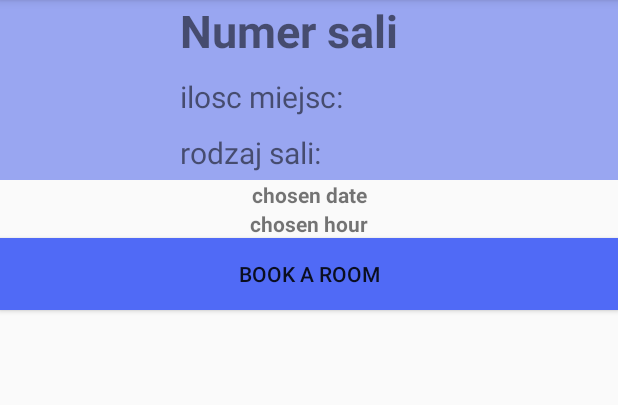
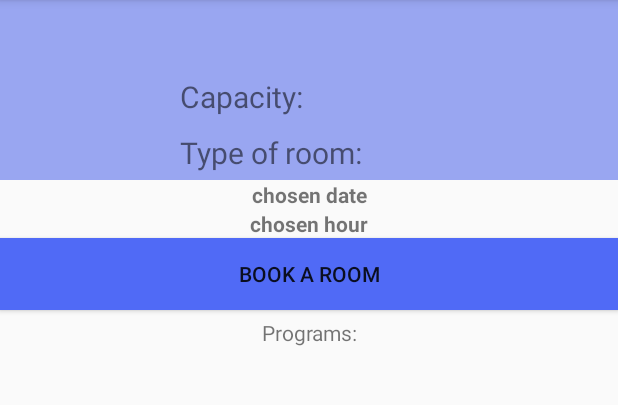
Before and after one commit to Plastuszko/Projekt_licencjacki, an Android app: the Sala screen opened directly, with no data from a screen before it, on a phone screen of 412 x 824 dp, the part 84-489 px from its top. Run offline under Robolectric (Android 15) with nearby library versions, the phone set to English and light mode, and no system bars.

Commit message:
cosmetic stuff

```diff
--- a/app/src/main/java/com/example/projekt_licencjacki/Sala.kt
+++ b/app/src/main/java/com/example/projekt_licencjacki/Sala.kt
@@ -33,7 +33,7 @@ class Sala: AppCompatActivity() {
     }
     //koniec menu
     private lateinit var binding: SalaViewBinding
-    private val formatter = SimpleDateFormat("MMM. dd, yyyy")
+    private val formatter = SimpleDateFormat("dd.MM.yyyy")
     override fun onCreate(savedInstanceState: Bundle?) {
         super.onCreate(savedInstanceState)
         binding = SalaViewBinding.inflate(layoutInflater)
@@ -44,13 +44,13 @@ class Sala: AppCompatActivity() {
         }
 
         if(intent.hasExtra("NUMER_SALI")){
-            binding.numerSali.text=intent.getStringExtra("NUMER_SALI")
+            binding.roomNumber.text=intent.getStringExtra("NUMER_SALI")
         }
         if(intent.hasExtra("ILOSC_MIEJSC")){
-            binding.capacity.text=intent.getStringExtra("ILOSC_MIEJSC")
+            binding.capacity.text=binding.capacity.text.toString() +" " + intent.getStringExtra("ILOSC_MIEJSC")
         }
         if(intent.hasExtra("RODZAJ_SALI")){
-            binding.typeOfRoom.text=intent.getStringExtra("RODZAJ_SALI")
+            binding.typeOfRoom.text=binding.typeOfRoom.text.toString()+" "+intent.getStringExtra("RODZAJ_SALI")
         }
         if(intent.hasExtra("CHOSEN_DATE")){
             displayFormattedDate(intent.getLongExtra("CHOSEN_DATE",0))
--- a/app/src/main/java/com/example/projekt_licencjacki/list_of_rooms.kt
+++ b/app/src/main/java/com/example/projekt_licencjacki/list_of_rooms.kt
@@ -62,7 +62,7 @@ class list_of_rooms: AppCompatActivity(), DatePickerDialog.OnDateSetListener {
     var rooms_types= ArrayList<String>()
     var rooms_capacities=ArrayList<String>()
     //↓↓ustawia format wyświetlanej daty
-    private val formatter =SimpleDateFormat("MMM. dd, yyyy")
+    private val formatter =SimpleDateFormat("dd.MM.yyyy")
     override fun onCreate(savedInstanceState: Bundle?) {
 
 
--- a/app/src/main/res/layout/sala_view.xml
+++ b/app/src/main/res/layout/sala_view.xml
@@ -26,9 +26,8 @@
     android:layout_height="match_parent"
     android:orientation="vertical">
     <TextView
-        android:id="@+id/numer_sali"
+        android:id="@+id/room_number"
         android:textSize="30dp"
-        android:text="Numer sali"
         android:textStyle="bold"
         android:layout_width="wrap_content"
         android:layout_height="wrap_content"
@@ -36,7 +35,7 @@
          />
     <TextView
         android:id="@+id/capacity"
-        android:text="ilosc miejsc:"
+        android:text="Capacity:"
         android:textSize="20dp"
         android:layout_marginTop="10dp"
         android:layout_width="wrap_content"
@@ -44,16 +43,12 @@
         />
     <TextView
         android:id="@+id/type_of_room"
-        android:text="rodzaj sali:"
+        android:text="Type of room:"
         android:textSize="20dp"
         android:layout_marginTop="10dp"
         android:layout_width="wrap_content"
         android:layout_height="wrap_content"/>
-    <TextView
-        android:layout_marginTop="10dp"
-        android:layout_width="wrap_content"
-        android:layout_height="wrap_content"
-        android:text="hello"></TextView>
+
 </LinearLayout>
 </LinearLayout>
         <TextView
@@ -79,6 +74,17 @@
             android:layout_height="wrap_content"
             android:text="BOOK A ROOM"
             />
+        <TextView
+            android:layout_marginTop="5dp"
+            android:layout_width="match_parent"
+            android:layout_height="wrap_content"
+            android:text="Programs:"
+            android:textAlignment="center"/>
+
+        <TextView
+            android:id="@+id/programs_list"
+            android:layout_width="match_parent"
+            android:layout_height="wrap_content"/>
 </LinearLayout>
 
 </LinearLayout>
--- a/app/src/main/res/menu/menu_details.xml
+++ b/app/src/main/res/menu/menu_details.xml
@@ -17,7 +17,7 @@
         />
     <item
         android:id="@+id/log_out_menu_button"
-        android:title="Log out"
+        android:title="QUIT"
         />
 
 </menu>
```
Also changed, not shown: app/src/main/java/com/example/projekt_licencjacki/Adapter_sal.kt (+7 -7 lines), app/src/main/res/layout/wybor_sali.xml (+5 -5 lines).
